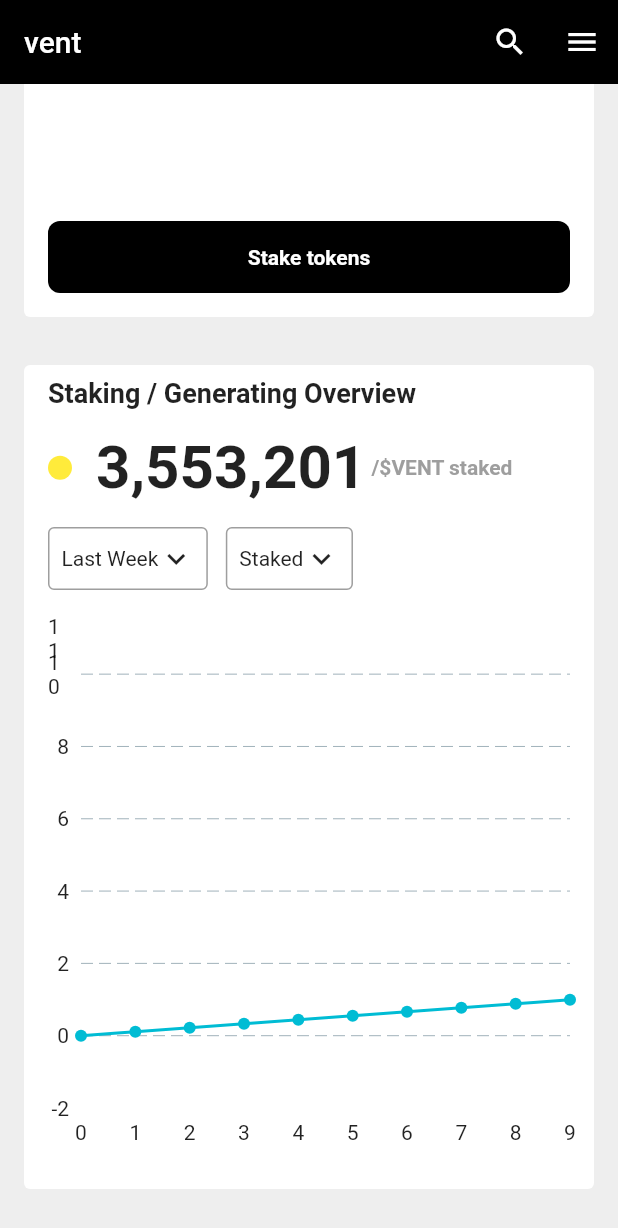
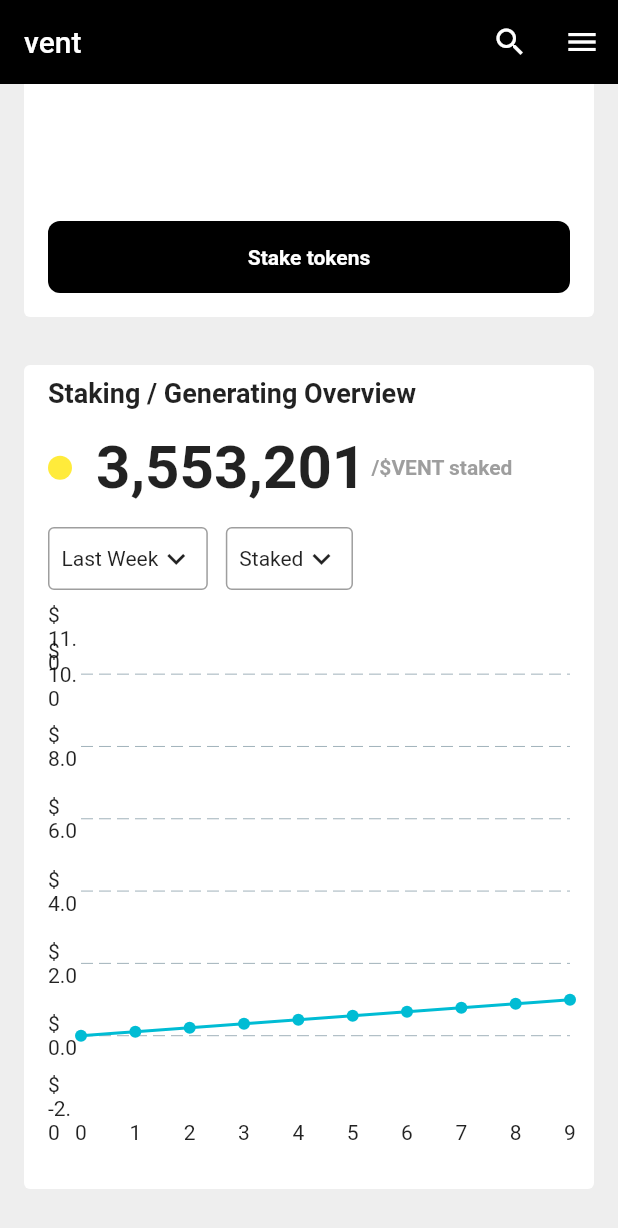
Before and after one commit to JAICHANGPARK/flutter_notebook_19th_story, a Flutter app: the screen it shows after launch, scrolled down 466 dp, on a phone screen of 412 x 824 dp. Shown: the top 1228 px of the screen. Run offline on Flutter 3.47's test engine with Material 2 defaults, Android fonts, the phone set to English and light mode, and no system bars; drawn by our look-alikes of countup, fl_chart; our stand-ins replace cached_network_image, flutter_riverpod, freezed_annotation, smooth_page_indicator, video_player.

Commit message:
Update staking_main_page.dart

```diff
--- a/lib/ep1117_staking_app/src/ui/staking_main_page.dart
+++ b/lib/ep1117_staking_app/src/ui/staking_main_page.dart
@@ -599,10 +599,14 @@ class _StakingMainPageState extends State<StakingMainPage> with SingleTickerProv
                                   topTitles: AxisTitles(),
                                   rightTitles: AxisTitles(),
                                   leftTitles: AxisTitles(
-                                        drawBehindEverything: true,
                                     sideTitles: SideTitles(
                                       showTitles: true,
-                                        ))),
+                                      getTitlesWidget: (v, meta){
+                                        return Text("\$ $v");
+                                      }
+                                    ),
+                                  ),
+                                ),
                                 borderData: FlBorderData(
                                   show: false,
                                 ),
```
Lines whose indentation alone changed are shown as unchanged.
